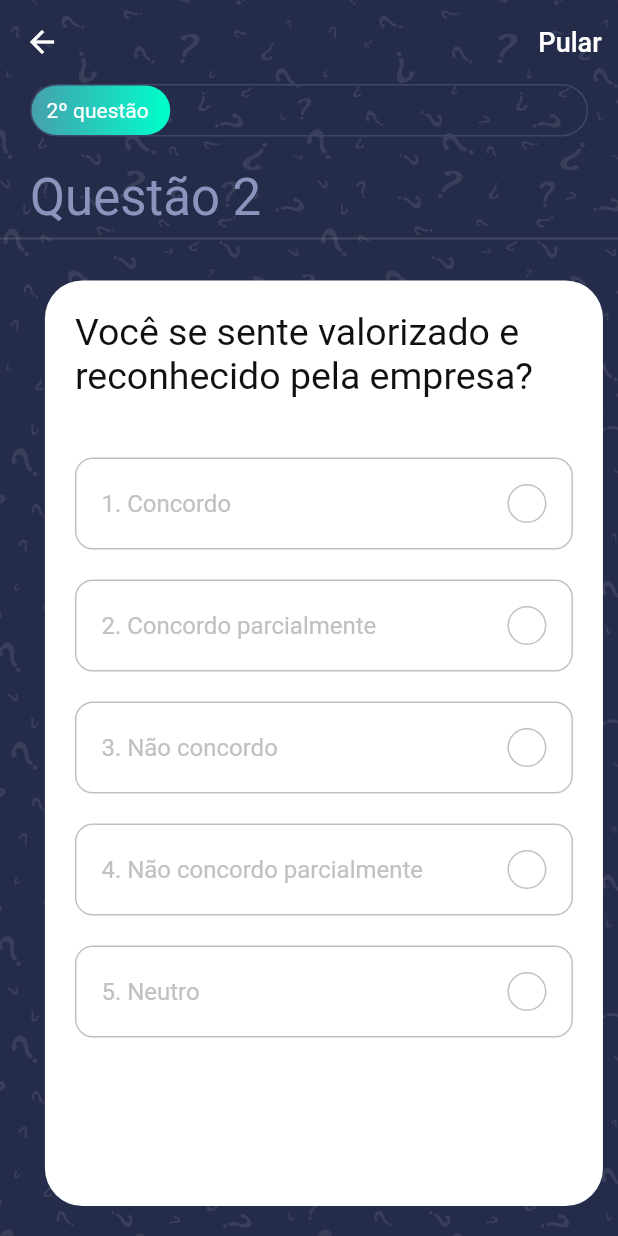
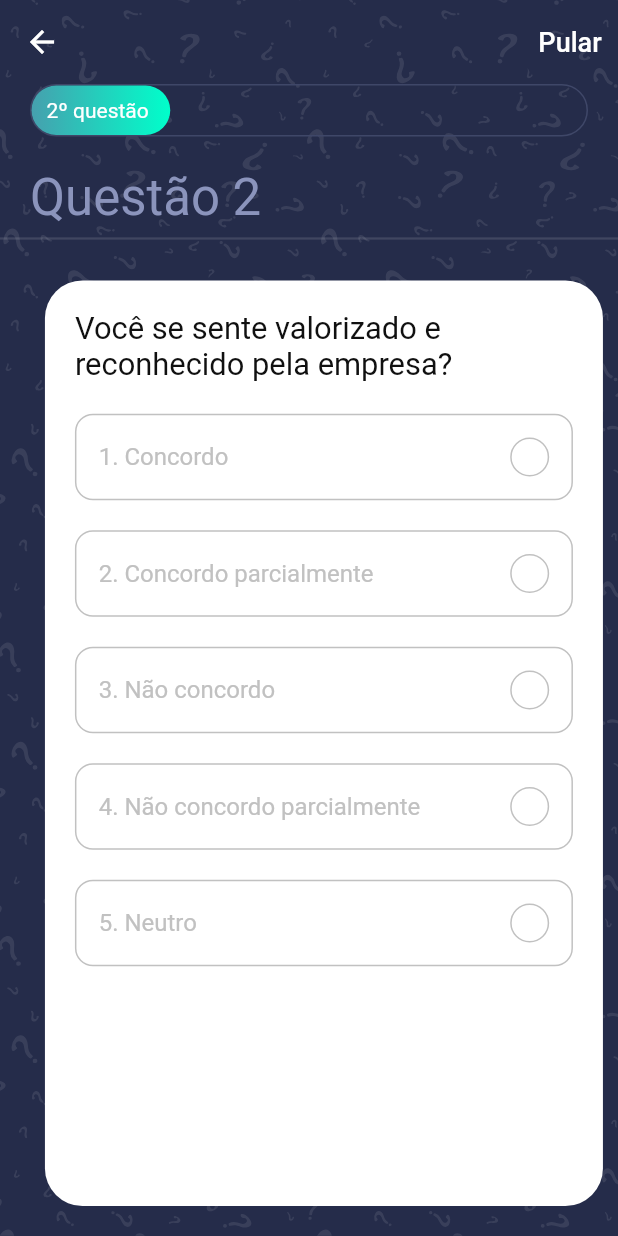
Before and after one commit to julysNICK/quiz_app, a Flutter app: the QuizScreen screen opened directly, after a tap on an icon or button, on a phone screen of 412 x 824 dp. Run offline on Flutter 3.47's test engine with Material 2 defaults, Android fonts, the phone set to English and light mode, and no system bars; our stand-ins replace cloud_firestore, expandable, firebase_core, get, websafe_svg; accounts and stored records are empty.

Commit message:
add init

```diff
--- a/lib/controllers/question_controller.dart
+++ b/lib/controllers/question_controller.dart
@@ -2,11 +2,14 @@ import 'package:flutter/material.dart';
 import 'package:get/get.dart';
 
 import '../models/Question.dart';
+import '../repositories/forms.dart';
+import '../screens/after_quiz/after_quiz_screen.dart';
 
 class QuestionController extends GetxController
     with GetSingleTickerProviderStateMixin {
 //animate progressbar based on answered questions
   AnimationController? _animationController;
+  QuestionRepo questionRepo = QuestionRepo();
   Animation? _animation;
 
   Animation get animation => _animation!;
@@ -48,7 +51,7 @@ class QuestionController extends GetxController
   };
 
   PageController get pageController => _pageController;
-
+  List<Map<String, dynamic>> list = [];
   List<Question> get questions => _questions;
   bool _isAnswered = false;
 
@@ -74,39 +77,72 @@ class QuestionController extends GetxController
   void updateCounterAnswer(int index) {
     switch (index) {
       case 0:
-        counterAnswer['concordo'] = counterAnswer['concordo']! + 1;
+        counterAnswer['concordo'] = 1;
+        questionRepo.agree = counterAnswer['concordo'];
         break;
       case 1:
-        counterAnswer['concordo_parcialmente'] =
-            counterAnswer['concordo_parcialmente']! + 1;
+        counterAnswer['concordo_parcialmente'] = 1;
+        questionRepo.partiallyAgree = counterAnswer['concordo_parcialmente'];
         break;
       case 2:
-        counterAnswer['nao_concordo'] = counterAnswer['nao_concordo']! + 1;
+        counterAnswer['nao_concordo'] = 1;
+        questionRepo.disagree = counterAnswer['nao_concordo'];
         break;
       case 3:
-        counterAnswer['nao_concordo_parcialmente'] =
-            counterAnswer['nao_concordo_parcialmente']! + 1;
+        counterAnswer['nao_concordo_parcialmente'] = 1;
+        questionRepo.partiallyDisagree =
+            counterAnswer['nao_concordo_parcialmente'];
         break;
       case 4:
-        counterAnswer['neutro'] = counterAnswer['neutro']! + 1;
+        counterAnswer['neutro'] = 1;
+        questionRepo.neutral = counterAnswer['neutro'];
         break;
     }
 
     update();
   }
 
-  void checkAns(Question question, int selectedAns) {
+  Future<void> postAnswerFireBase() async {
+    try {
+      await FormsRepoService().createResultsForm(questionRepo);
+      questionRepo.reset();
+    } catch (e) {
+      print(e);
+    }
+  }
+
+  Future<void> getAnswerFireBase() async {
+    try {
+      list = await FormsRepoService().getResultsForm();
+    } catch (e) {
+      print(e);
+    }
+  }
+
+  void checkAns(Question question, int selectedAns) async {
     _isAnswered = true;
     _correctAns = question.answer;
+    questionRepo.id = question.id;
     _selectedAns = selectedAns;
     if (_correctAns == _selectedAns) _numOfCorrectAns++;
     updateCounterAnswer(selectedAns);
     update();
+    print(question.id);
     Future.delayed(const Duration(seconds: 1), () {
       _isAnswered = false;
       _pageController.nextPage(
           duration: const Duration(milliseconds: 250), curve: Curves.ease);
     });
+
+    try {
+      await postAnswerFireBase();
+    } catch (e) {
+      print(e);
+    }
+
+    if (question.id == 8) {
+      Get.to(() => const AfterQuiz());
+    }
   }
 
   void PreviousQuestion() {
--- a/lib/models/Question.dart
+++ b/lib/models/Question.dart
@@ -8,6 +8,32 @@ class Question {
       required this.question,
       required this.options,
       required this.answer});
+}
+
+class QuestionRepo {
+  int? id = 0;
+  int? agree = 0;
+  int? partiallyAgree = 0;
+  int? disagree = 0;
+  int? partiallyDisagree = 0;
+  int? neutral = 0;
+
+  QuestionRepo({
+    this.id = 0,
+    this.agree = 0,
+    this.partiallyAgree = 0,
+    this.disagree = 0,
+    this.partiallyDisagree = 0,
+    this.neutral = 0,
+  });
+
+  void reset() {
+    agree = 0;
+    partiallyAgree = 0;
+    disagree = 0;
+    partiallyDisagree = 0;
+    neutral = 0;
+  }
 }
 
 final List<Question> sample_data = [
--- a/lib/repositories/forms.dart
+++ b/lib/repositories/forms.dart
@@ -0,0 +1,57 @@
+import 'package:cloud_firestore/cloud_firestore.dart';
+
+import '../models/Question.dart';
+
+class FormsRepoService {
+  static final FormsRepoService _instance = FormsRepoService._internal();
+
+  factory FormsRepoService() {
+    return _instance;
+  }
+
+  FormsRepoService._internal();
+
+  String returnError(String error) {
+    return error;
+  }
+
+  Future<void> createResultsForm(
+    QuestionRepo questionRepo,
+  ) async {
+    try {
+      await FirebaseFirestore.instance.collection('forms').add({
+        '_id': questionRepo.id,
+        'concordo': questionRepo.agree,
+        'concordo_parcialmente': questionRepo.partiallyAgree,
+        'nao_concordo': questionRepo.disagree,
+        'nao_concordo_parcialmente': questionRepo.partiallyDisagree,
+        'neutro': questionRepo.neutral,
+      });
+    } catch (e) {
+      print(e);
+      returnError(e.toString());
+    }
+  }
+
+  Future<List<Map<String, dynamic>>> getResultsForm() async {
+    try {
+      QuerySnapshot<Map<String, dynamic>> querySnapshot =
+          await FirebaseFirestore.instance
+              .collection('forms')
+              .orderBy('_id')
+              .get();
+
+      List<Map<String, dynamic>> list = [];
+
+      for (var element in querySnapshot.docs) {
+        list.add(element.data());
+      }
+
+      return list;
+    } catch (e) {
+      print(e);
+      returnError(e.toString());
+    }
+    return [];
+  }
+}
--- a/lib/screens/quiz/components/option.dart
+++ b/lib/screens/quiz/components/option.dart
@@ -42,7 +42,8 @@ class Option extends StatelessWidget {
             onTap: press,
             child: Container(
               margin: const EdgeInsets.only(top: kDefaultPadding),
-              padding: const EdgeInsets.all(kDefaultPadding / 1.2),
+              padding:
+                  EdgeInsets.all(MediaQuery.of(context).size.height * 0.018),
               decoration: BoxDecoration(
                 border: Border.all(color: getTheRightColor()),
                 borderRadius: const BorderRadius.all(
--- a/lib/screens/quiz/components/questionCard.dart
+++ b/lib/screens/quiz/components/questionCard.dart
@@ -33,11 +33,11 @@ class QuestionCard extends StatelessWidget {
             question.question,
             style: Theme.of(context).textTheme.headlineMedium!.copyWith(
                   color: kBlackColor,
-                  fontSize: 25,
+                  fontSize: MediaQuery.of(context).size.height * 0.025,
                 ),
           ),
-          const SizedBox(
-            height: kDefaultPadding,
+          SizedBox(
+            height: MediaQuery.of(context).size.height * 0.001,
           ),
           ...List.generate(
             question.options.length,
```
Also changed, not shown: lib/screens/details_results/details_results_screen.dart (+34 -15 lines), lib/screens/results_forms/results_forms_screen.dart (+3 -9 lines).
